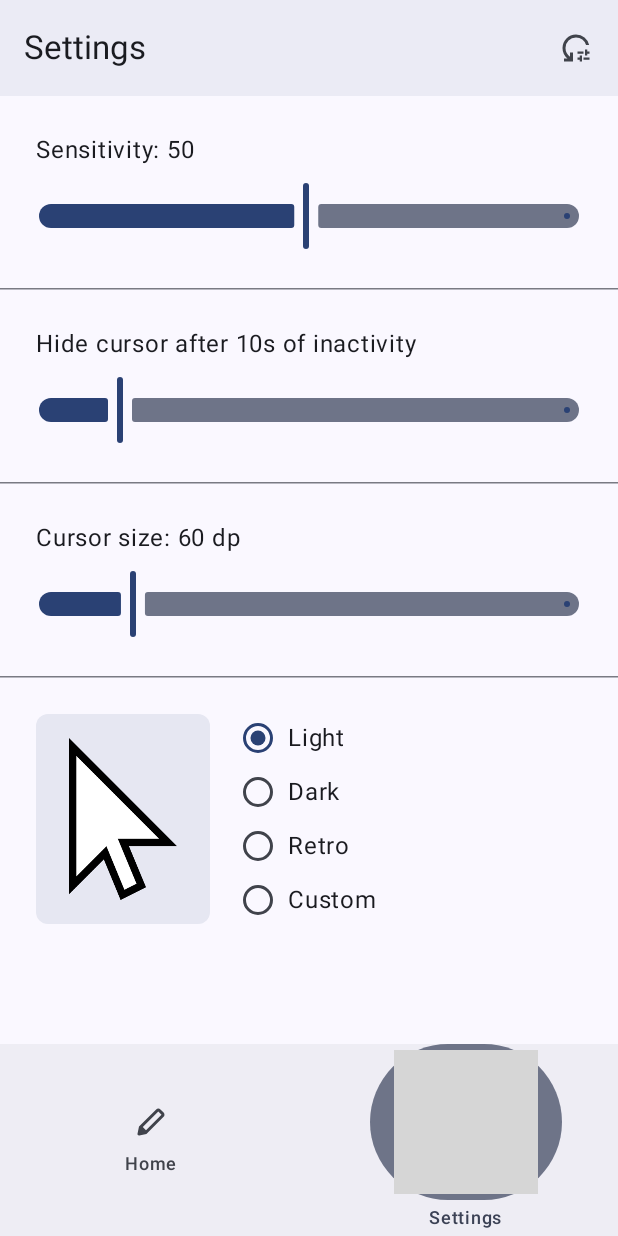
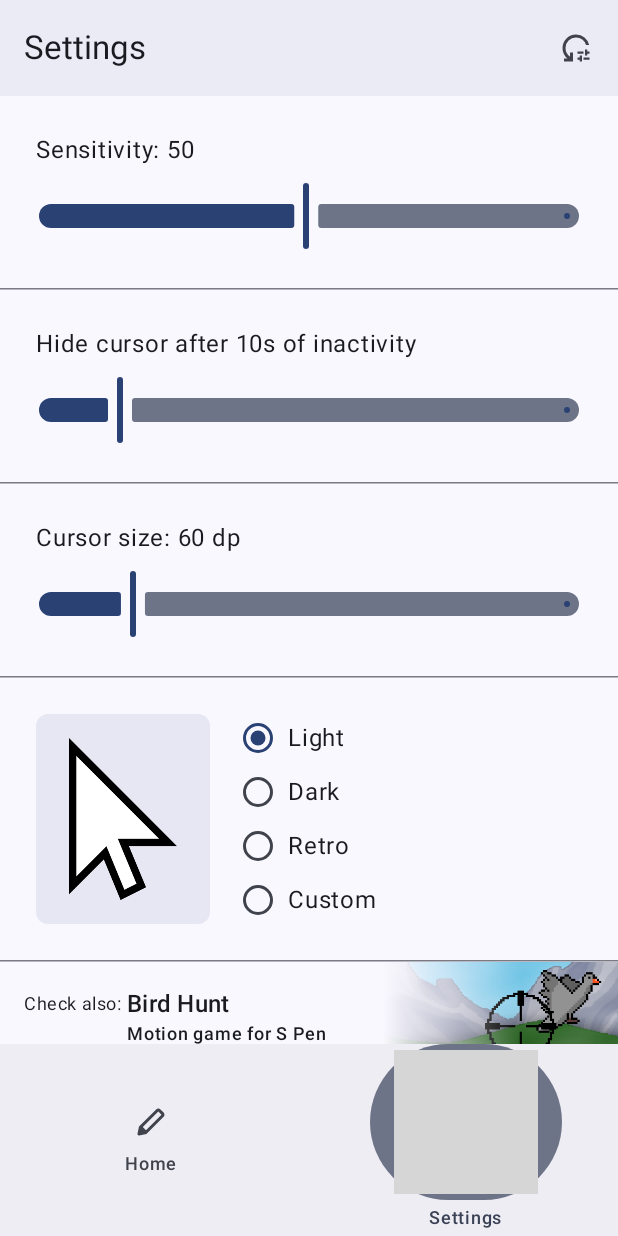
Before and after one commit to jojczak/PenMouseS, an Android app built with Jetpack Compose: the SettingsScreen screen opened through its navigation route, on a phone screen of 412 x 824 dp. Run offline under Robolectric (Android 15) with nearby library versions, the phone set to English and light mode, and no system bars; our stand-ins replace Dagger/Hilt's generated code; grey boxes are pictures that could not be loaded.

Commit message:
Added bird hunt banner and app info sections in settings

```diff
--- a/app/src/main/java/pl/jojczak/penmouses/ui/settings/SettingsScreen.kt
+++ b/app/src/main/java/pl/jojczak/penmouses/ui/settings/SettingsScreen.kt
@@ -20,6 +20,8 @@ import androidx.compose.foundation.layout.Box
 import androidx.compose.foundation.layout.Column
 import androidx.compose.foundation.layout.Row
 import androidx.compose.foundation.layout.RowScope
+import androidx.compose.foundation.layout.Spacer
+import androidx.compose.foundation.layout.fillMaxHeight
 import androidx.compose.foundation.layout.fillMaxSize
 import androidx.compose.foundation.layout.fillMaxWidth
 import androidx.compose.foundation.layout.height
@@ -62,9 +64,11 @@ import androidx.compose.ui.layout.ContentScale
 import androidx.compose.ui.layout.onGloballyPositioned
 import androidx.compose.ui.platform.LocalContext
 import androidx.compose.ui.platform.LocalDensity
+import androidx.compose.ui.platform.LocalInspectionMode
 import androidx.compose.ui.res.painterResource
 import androidx.compose.ui.res.stringResource
 import androidx.compose.ui.semantics.Role
+import androidx.compose.ui.text.style.TextDecoration
 import androidx.compose.ui.tooling.preview.Preview
 import androidx.compose.ui.unit.dp
 import androidx.hilt.navigation.compose.hiltViewModel
@@ -81,6 +85,7 @@ import pl.jojczak.penmouses.utils.CursorType
 import pl.jojczak.penmouses.utils.PrefKey
 import pl.jojczak.penmouses.utils.PrefKeys
 import pl.jojczak.penmouses.utils.getCursorBitmap
+import pl.jojczak.penmouses.utils.openUrl
 import kotlin.math.round
 
 @Composable
@@ -108,7 +113,9 @@ fun SettingsScreenContent(
     onCustomCursorFileSelected: (Uri) -> Unit = {}
 ) {
     Column(
-        modifier = Modifier.verticalScroll(rememberScrollState())
+        modifier = Modifier
+            .fillMaxHeight()
+            .verticalScroll(rememberScrollState())
     ) {
         TopAppBar(
             title = { Text(text = stringResource(R.string.screen_settings)) },
@@ -156,6 +163,13 @@ fun SettingsScreenContent(
             onCursorTypeChange = onCursorTypeChange,
             onCustomCursorFileSelected = onCustomCursorFileSelected
         )
+        Spacer(
+            modifier = Modifier.weight(1f)
+        )
+        HorizontalDivider()
+        BirdHuntBanner()
+        HorizontalDivider()
+        AppVersion()
     }
 }
 
@@ -175,7 +189,8 @@ private fun SettingsSlider(
     ) {
         Text(
             stringResource(
-                textOnLastValue.takeIf { it != null && value == prefKey.range.endInclusive } ?: text,
+                textOnLastValue.takeIf { it != null && value == prefKey.range.endInclusive }
+                    ?: text,
                 round(value).toInt()
             )
         )
@@ -357,8 +372,96 @@ private fun RowScope.CursorTypeSelector(
     }
 }
 
+@Composable
+private fun BirdHuntBanner() {
+    val context = LocalContext.current
+    var bannerSize by remember { mutableIntStateOf(0) }
+
+    Row(
+        horizontalArrangement = Arrangement.SpaceBetween,
+        verticalAlignment = Alignment.CenterVertically,
+        modifier = Modifier.fillMaxWidth()
+            .onGloballyPositioned { bannerSize = it.size.height }
+            .openUrl(context, R.string.settings_bird_hunt_url)
+    ) {
+        Row(
+            modifier = Modifier.padding(pad_l)
+        ) {
+            Text(
+                text = stringResource(R.string.settings_bird_hunt_check),
+                style = MaterialTheme.typography.bodySmall,
+                modifier = Modifier.padding(top = pad_xs)
+            )
+            Column {
+                Text(
+                    text = stringResource(R.string.settings_bird_hunt),
+                    style = MaterialTheme.typography.titleMedium
+                )
+                Text(
+                    text = stringResource(R.string.settings_bird_hunt_desc),
+                    style = MaterialTheme.typography.labelMedium
+                )
+            }
+        }
+        Image(
+            painter = painterResource(R.drawable.birdhunt_banner),
+            contentDescription = "Bird Hunt",
+            contentScale = ContentScale.Fit,
+            modifier = Modifier.height(with(LocalDensity.current) { bannerSize.toDp() })
+        )
+    }
+}
+
+@Composable
+private fun AppVersion() {
+    val context = LocalContext.current
+
+    val versionName = if (LocalInspectionMode.current) {
+        stringResource(R.string.settings_app_info_version_unknown)
+    } else {
+        context.packageManager.getPackageInfo(
+            context.packageName,
+            0
+        ).versionName ?: stringResource(R.string.settings_app_info_version_unknown)
+    }
+
+    val appInfoText = stringResource(
+        R.string.settings_app_info,
+        stringResource(R.string.app_name),
+        versionName
+    )
+
+    Column (
+        horizontalAlignment = Alignment.End,
+        modifier = Modifier.fillMaxWidth().padding(pad_l)
+    ) {
+        Row {
+            Text(
+                text = appInfoText,
+                color = MaterialTheme.colorScheme.onBackground.copy(alpha = APP_INFO_TEXT_ALPHA),
+                style = MaterialTheme.typography.bodySmall
+            )
+            Text(
+                text = stringResource(R.string.settings_app_info_author),
+                color = MaterialTheme.colorScheme.onBackground.copy(alpha = APP_INFO_TEXT_ALPHA),
+                textDecoration = TextDecoration.Underline,
+                style = MaterialTheme.typography.bodySmall,
+                modifier = Modifier.openUrl(context, R.string.settings_app_info_author_url)
+            )
+        }
+        Text(
+            text = stringResource(R.string.settings_app_info_github),
+            color = MaterialTheme.colorScheme.onBackground.copy(alpha = APP_INFO_TEXT_ALPHA),
+            textDecoration = TextDecoration.Underline,
+            style = MaterialTheme.typography.bodySmall,
+            modifier = Modifier.openUrl(context, R.string.settings_app_info_author_url)
+        )
+    }
+}
+
 @Suppress("unused")
 private const val TAG = "SettingsScreen"
+private const val APP_INFO_TEXT_ALPHA = 0.6f
 
 @Preview(uiMode = Configuration.UI_MODE_NIGHT_NO or Configuration.UI_MODE_TYPE_NORMAL)
 @Composable
--- /dev/null
+++ b/app/src/main/java/pl/jojczak/penmouses/utils/ComposeUtils.kt
@@ -0,0 +1,18 @@
+package pl.jojczak.penmouses.utils
+
+import android.content.Context
+import android.content.Intent
+import androidx.annotation.StringRes
+import androidx.compose.foundation.clickable
+import androidx.compose.ui.Modifier
+import androidx.core.net.toUri
+
+fun Modifier.openUrl(ctx: Context, @StringRes url: Int) = this.clickable {
+    ctx.startActivity(
+        Intent(
+            Intent.ACTION_VIEW, ctx.getString(
+                url
+            ).toUri()
+        )
+    )
+}
--- a/app/src/main/res/values/strings.xml
+++ b/app/src/main/res/values/strings.xml
@@ -27,14 +27,28 @@
     <string name="settings_reset_to_defaults">Reset to defaults</string>
     <string name="settings_s_pen_sensitivity_slider_label">Sensitivity: %s</string>
     <string name="settings_cursor_size_slider_label">Cursor size: %s dp</string>
+
     <string name="settings_cursor_preview">Cursor preview</string>
     <string name="settings_cursor_type_light">Light</string>
     <string name="settings_cursor_type_dark">Dark</string>
     <string name="settings_cursor_type_retro">Retro</string>
     <string name="settings_cursor_type_custom">Custom</string>
+
     <string name="settings_change_cursor_button">Change</string>
     <string name="settings_change_cursor_file_type_error">Oops! The selected file isn\'t a supported image format.</string>
     <string name="settings_change_cursor_file_load_error">Oops! We couldn\'t load the image. Please try again.</string>
+
     <string name="settings_cursor_hide_delay">Hide cursor after %ss of inactivity</string>
     <string name="settings_cursor_hide_delay_indefinite">Keep cursor visible</string>
+
+    <string name="settings_bird_hunt_check">Check also:\u00A0</string>
+    <string name="settings_bird_hunt">Bird Hunt</string>
+    <string name="settings_bird_hunt_desc">Motion game for S Pen</string>
+    <string name="settings_bird_hunt_url">https://play.google.com/store/apps/details?id=pl.jojczak.birdhunt</string>
+
+    <string name="settings_app_info">%s v%s created by\u00A0</string>
+    <string name="settings_app_info_version_unknown">.\u00A0Unknown</string>
+    <string name="settings_app_info_author">Jojczak</string>
+    <string name="settings_app_info_author_url">https://github.com/jojczak</string>
+    <string name="settings_app_info_github">Project on GitHub</string>
 </resources>
```
Also changed, not shown: app/src/main/res/drawable/birdhunt_banner.png (added).
